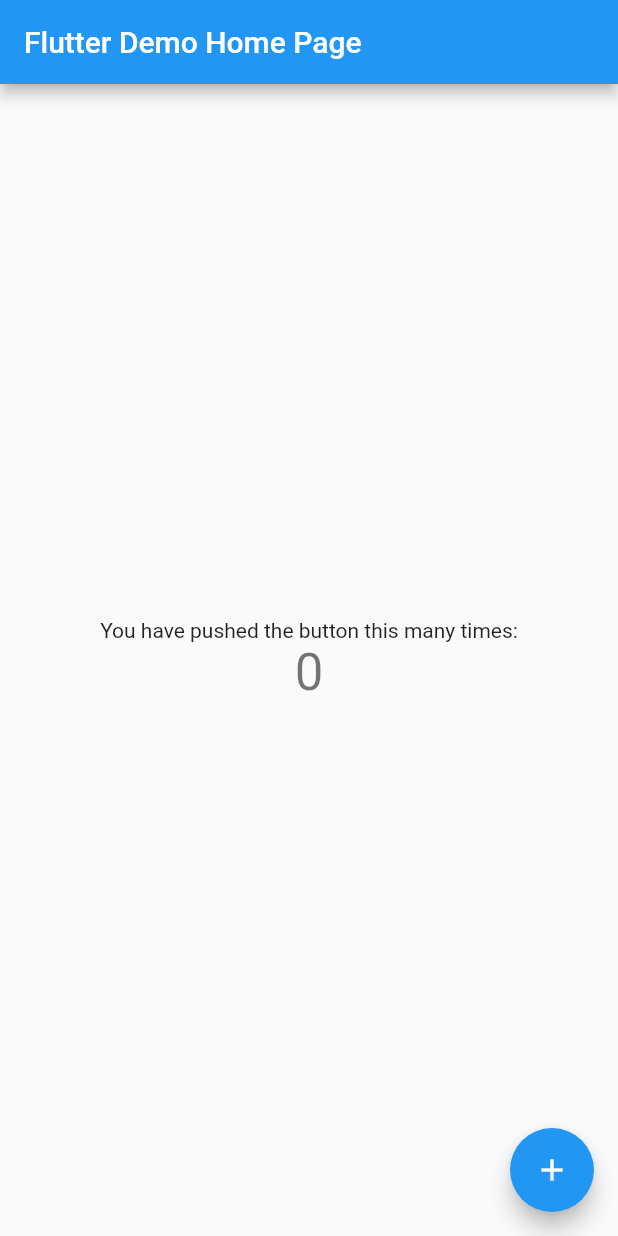
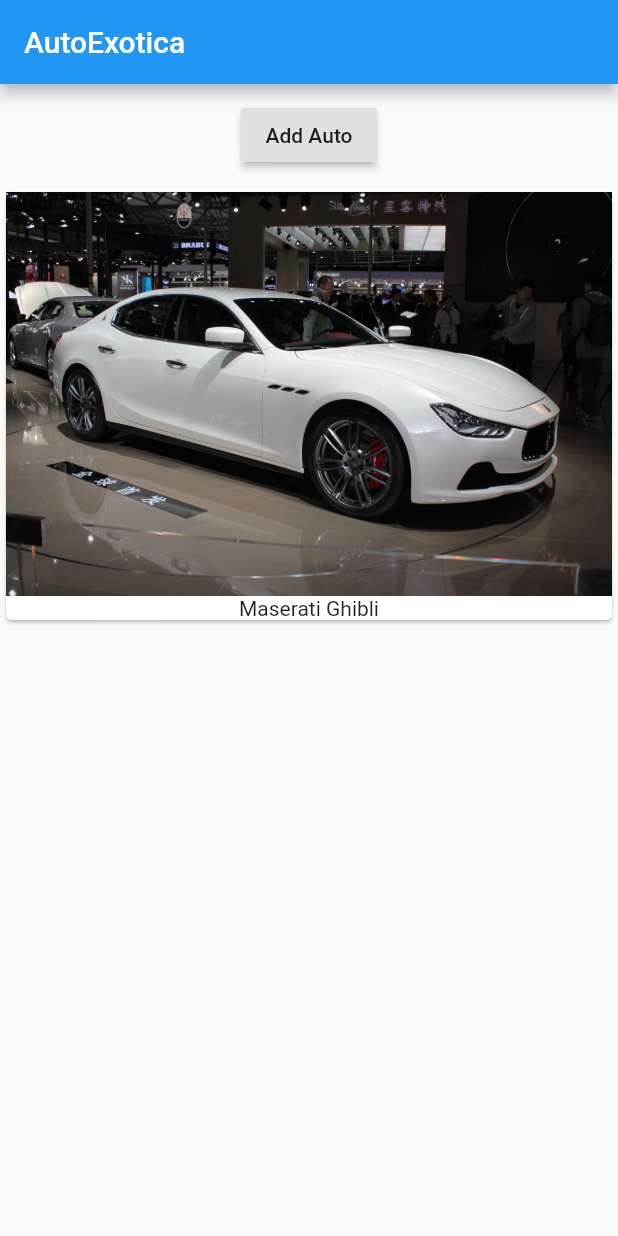
Before and after one commit to programmingjam/auto-exotica, a Flutter app: the screen it shows after launch, on a phone screen of 412 x 824 dp. Run offline on Flutter 3.47's test engine with Material 2 defaults, Android fonts, the phone set to English and light mode, and no system bars.

Commit message:
Add Scaffold, Image and Button

```diff
--- a/lib/main.dart
+++ b/lib/main.dart
@@ -1,109 +1,35 @@
 import 'package:flutter/material.dart';
 
-void main() => runApp(new MyApp());
+main() => runApp(App());
 
-class MyApp extends StatelessWidget {
-  // This widget is the root of your application.
+class App extends StatelessWidget {
   @override
   Widget build(BuildContext context) {
-    return new MaterialApp(
-      title: 'Flutter Demo',
-      theme: new ThemeData(
-        // This is the theme of your application.
-        //
-        // Try running your application with "flutter run". You'll see the
-        // application has a blue toolbar. Then, without quitting the app, try
-        // changing the primarySwatch below to Colors.green and then invoke
-        // "hot reload" (press "r" in the console where you ran "flutter run",
-        // or press Run > Flutter Hot Reload in IntelliJ). Notice that the
-        // counter didn't reset back to zero; the application is not restarted.
-        primarySwatch: Colors.blue,
-      ),
-      home: new MyHomePage(title: 'Flutter Demo Home Page'),
-    );
-  }
-}
-
-class MyHomePage extends StatefulWidget {
-  MyHomePage({Key key, this.title}) : super(key: key);
-
-  // This widget is the home page of your application. It is stateful, meaning
-  // that it has a State object (defined below) that contains fields that affect
-  // how it looks.
-
-  // This class is the configuration for the state. It holds the values (in this
-  // case the title) provided by the parent (in this case the App widget) and
-  // used by the build method of the State. Fields in a Widget subclass are
-  // always marked "final".
-
-  final String title;
-
-  @override
-  _MyHomePageState createState() => new _MyHomePageState();
-}
-
-class _MyHomePageState extends State<MyHomePage> {
-  int _counter = 0;
-
-  void _incrementCounter() {
-    setState(() {
-      // This call to setState tells the Flutter framework that something has
-      // changed in this State, which causes it to rerun the build method below
-      // so that the display can reflect the updated values. If we changed
-      // _counter without calling setState(), then the build method would not be
-      // called again, and so nothing would appear to happen.
-      _counter++;
-    });
-  }
-
-  @override
-  Widget build(BuildContext context) {
-    // This method is rerun every time setState is called, for instance as done
-    // by the _incrementCounter method above.
-    //
-    // The Flutter framework has been optimized to make rerunning build methods
-    // fast, so that you can just rebuild anything that needs updating rather
-    // than having to individually change instances of widgets.
-    return new Scaffold(
-      appBar: new AppBar(
-        // Here we take the value from the MyHomePage object that was created by
-        // the App.build method, and use it to set our appbar title.
-        title: new Text(widget.title),
-      ),
-      body: new Center(
-        // Center is a layout widget. It takes a single child and positions it
-        // in the middle of the parent.
-        child: new Column(
-          // Column is also layout widget. It takes a list of children and
-          // arranges them vertically. By default, it sizes itself to fit its
-          // children horizontally, and tries to be as tall as its parent.
-          //
-          // Invoke "debug paint" (press "p" in the console where you ran
-          // "flutter run", or select "Toggle Debug Paint" from the Flutter tool
-          // window in IntelliJ) to see the wireframe for each widget.
-          //
-          // Column has various properties to control how it sizes itself and
-          // how it positions its children. Here we use mainAxisAlignment to
-          // center the children vertically; the main axis here is the vertical
-          // axis because Columns are vertical (the cross axis would be
-          // horizontal).
-          mainAxisAlignment: MainAxisAlignment.center,
-          children: <Widget>[
-            new Text(
-              'You have pushed the button this many times:',
+    return MaterialApp(
+      home: Scaffold(
+        appBar: AppBar(
+          title: Text('AutoExotica'),
+        ),
+        body: Column(
+          children: [
+            Container(
+              margin: EdgeInsets.all(10.0),
+              child: RaisedButton(
+                onPressed: () {},
+                child: Text('Add Auto'),
+              ),
             ),
-            new Text(
-              '$_counter',
-              style: Theme.of(context).textTheme.display1,
+            Card(
+              child: Column(
+                children: <Widget>[
+                  Image.asset('assets/ghibli.jpg'),
+                  Text('Maserati Ghibli'),
+                ],
+              ),
             ),
           ],
         ),
       ),
-      floatingActionButton: new FloatingActionButton(
-        onPressed: _incrementCounter,
-        tooltip: 'Increment',
-        child: new Icon(Icons.add),
-      ), // This trailing comma makes auto-formatting nicer for build methods.
     );
   }
 }
--- a/pubspec.yaml
+++ b/pubspec.yaml
@@ -34,8 +34,8 @@ flutter:
   uses-material-design: true
 
   # To add assets to your application, add an assets section, like this:
-  # assets:
-  #  - images/a_dot_burr.jpeg
+  assets:
+    - assets/ghibli.jpg
   #  - images/a_dot_ham.jpeg
 
   # An image asset can refer to one or more resolution-specific "variants", see
```
Also changed, not shown: assets/ghibli.jpg (added).
